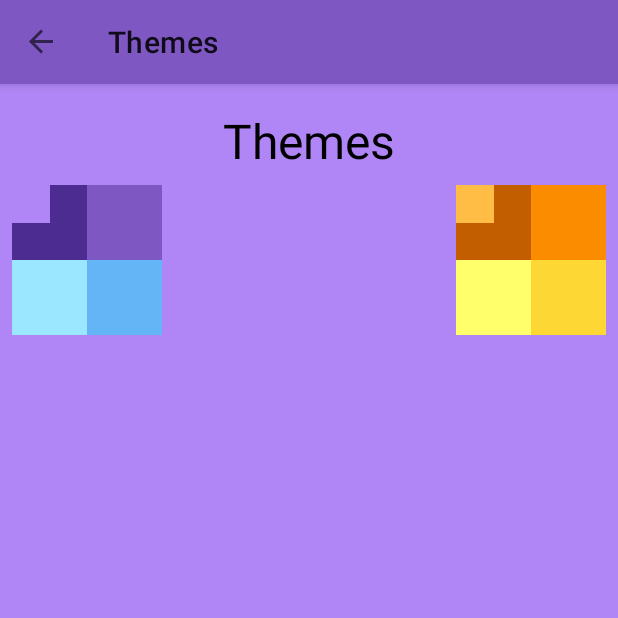
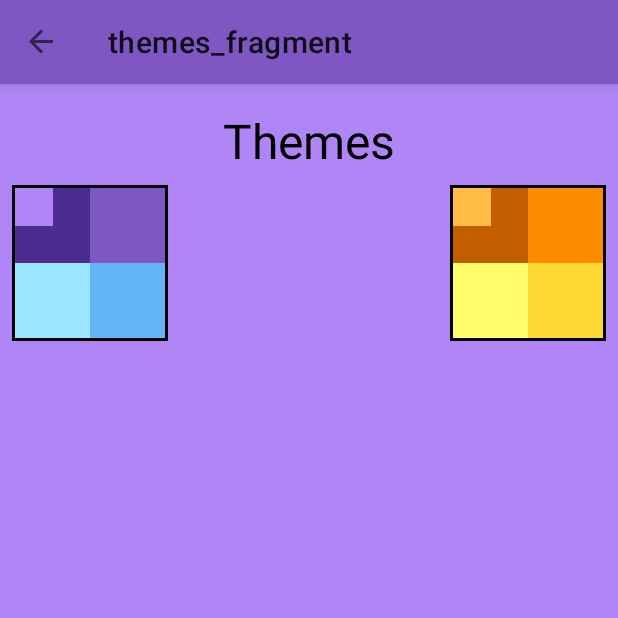
Before and after one commit to rpezzuti/DailyDose, an Android app: the ThemesFragment screen opened through its navigation route, after a tap on an icon or button, on a phone screen of 412 x 824 dp, the top half of it. Run offline under Robolectric (Android 15) with nearby library versions, the phone set to English and light mode, and no system bars; our stand-ins replace Room's generated code, Timber, data binding, navigation-ui; 2 statements that could not run were skipped.

Commit message:
sharedPref theme logic, save in theme fragment and theme border

```diff
--- a/app/src/main/java/rhett/pezzuti/dailydose/activities/MainActivity.kt
+++ b/app/src/main/java/rhett/pezzuti/dailydose/activities/MainActivity.kt
@@ -25,11 +25,7 @@
 
     override fun onCreate(savedInstanceState: Bundle?) {
 
-        val sharedPref = getPreferences(Context.MODE_PRIVATE)
-        sharedPref.edit().putInt(getString(R.string.main_activity_theme_key), 0).apply()
-
-        val themeKey = sharedPref.getInt(getString(R.string.main_activity_theme_key), 0)
-        setupTheme(themeKey)
+        setupTheme()
 
         super.onCreate(savedInstanceState)
         setContentView(R.layout.activity_main)
@@ -58,8 +54,11 @@
 
     }
 
-    private fun setupTheme(key: Int) {
-        when (key) {
+    private fun setupTheme() {
+
+        val sharedPref = getPreferences(Context.MODE_PRIVATE)
+
+        when (sharedPref.getInt(getString(R.string.main_activity_theme_key), 0)) {
             0 -> setTheme(R.style.Theme_DailyDose)
             1 -> setTheme(R.style.Theme_DailyDose_Variant)
             else -> setTheme(R.style.Theme_DailyDose)
--- a/app/src/main/java/rhett/pezzuti/dailydose/fragments/ThemesFragment.kt
+++ b/app/src/main/java/rhett/pezzuti/dailydose/fragments/ThemesFragment.kt
@@ -1,7 +1,7 @@
 package rhett.pezzuti.dailydose.fragments
 
 
-import android.content.SharedPreferences
+import android.content.Context
 import android.os.Bundle
 import androidx.fragment.app.Fragment
 import android.view.LayoutInflater
@@ -10,8 +10,7 @@
 import androidx.appcompat.app.AppCompatActivity
 import androidx.databinding.DataBindingUtil
 import rhett.pezzuti.dailydose.R
-
-import rhett.pezzuti.dailydose.databinding.ThemesFragmentBinding
+import rhett.pezzuti.dailydose.databinding.FragmentThemesBinding
 import rhett.pezzuti.dailydose.viewmodels.ThemesViewModel
 
 
@@ -19,7 +18,7 @@
 
 
     private lateinit var viewModel: ThemesViewModel
-    private lateinit var binding: ThemesFragmentBinding
+    private lateinit var binding: FragmentThemesBinding
 
     override fun onCreateView(
         inflater: LayoutInflater, container: ViewGroup?,
@@ -28,12 +27,11 @@
 
         binding = DataBindingUtil.inflate(
             inflater,
-            R.layout.themes_fragment,
+            R.layout.fragment_themes,
             container,
             false
         )
 
-        val activity = requireActivity()
 
 
 
@@ -41,15 +39,23 @@
 
         binding.theme1.setOnClickListener {
 
-            activity.setTheme(R.style.Theme_DailyDose)
+            activity?.setTheme(R.style.Theme_DailyDose)
+
+            val sharedPref = activity?.getPreferences(Context.MODE_PRIVATE)
+            sharedPref?.edit()?.putInt(getString(R.string.main_activity_theme_key), 0)?.apply()
+
+            activity?.recreate()
 
         }
 
         binding.theme2.setOnClickListener {
 
-            activity.setTheme(R.style.Theme_DailyDose_Variant)
+            activity?.setTheme(R.style.Theme_DailyDose_Variant)
 
+            val sharedPref = activity?.getPreferences(Context.MODE_PRIVATE)
+            sharedPref?.edit()?.putInt(getString(R.string.main_activity_theme_key), 1)?.apply()
 
+            activity?.recreate()
         }
 
 
--- a/app/src/main/res/layout/themes_fragment.xml
+++ b/app/src/main/res/layout/fragment_themes.xml
@@ -30,8 +30,11 @@
             android:layout_width="wrap_content"
             android:layout_height="wrap_content"
             android:layout_margin="8dp"
+            android:padding="2dp"
+            android:background="@color/black"
             app:layout_constraintStart_toStartOf="parent"
             app:layout_constraintTop_toBottomOf="@+id/text_themes">
+
 
             <ImageView
                 android:id="@+id/img_primary"
@@ -69,6 +72,8 @@
             android:layout_width="wrap_content"
             android:layout_height="wrap_content"
             android:layout_margin="@dimen/margin_small"
+            android:padding="2dp"
+            android:background="@color/black"
             app:layout_constraintEnd_toEndOf="parent"
             app:layout_constraintTop_toBottomOf="@+id/text_themes">
 
--- a/app/src/main/res/navigation/main_navigation.xml
+++ b/app/src/main/res/navigation/main_navigation.xml
@@ -90,7 +90,7 @@
         android:id="@+id/themesFragment"
         android:name="rhett.pezzuti.dailydose.fragments.ThemesFragment"
         android:label="themes_fragment"
-        tools:layout="@layout/themes_fragment" >
+        tools:layout="@layout/fragment_themes" >
         <action
             android:id="@+id/action_themesFragment_to_homeFragment"
             app:destination="@id/homeFragment" />
```
